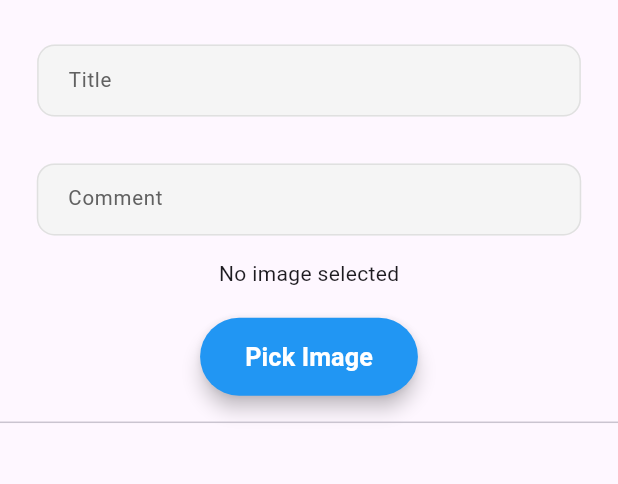
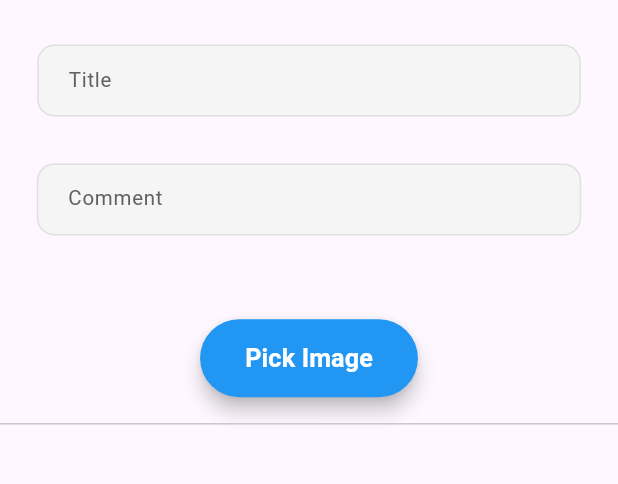
Before and after one commit to zeid-ghannam/Dog-Journal, a Flutter app: the screen it shows after launch, on a phone screen of 412 x 824 dp, the part 63-547 px from its top. Run offline on Flutter 3.47's test engine with Material 3 defaults, Android fonts, the phone set to English and light mode, and no system bars; our stand-ins replace flutter_screenutil, get, hive, hive_flutter, image_picker; accounts and stored records are empty.

```diff
--- a/lib/src/screens/home_screen/home_screen.dart
+++ b/lib/src/screens/home_screen/home_screen.dart
@@ -69,7 +69,7 @@
           ),
           Obx(() {
             if (controller.imagePath.value.isEmpty) {
-              return const Text("No image selected");
+              return const Text("");
             } else {
               return Stack(
                 clipBehavior: Clip.none,
```
Also changed, not shown: 1 other file.
